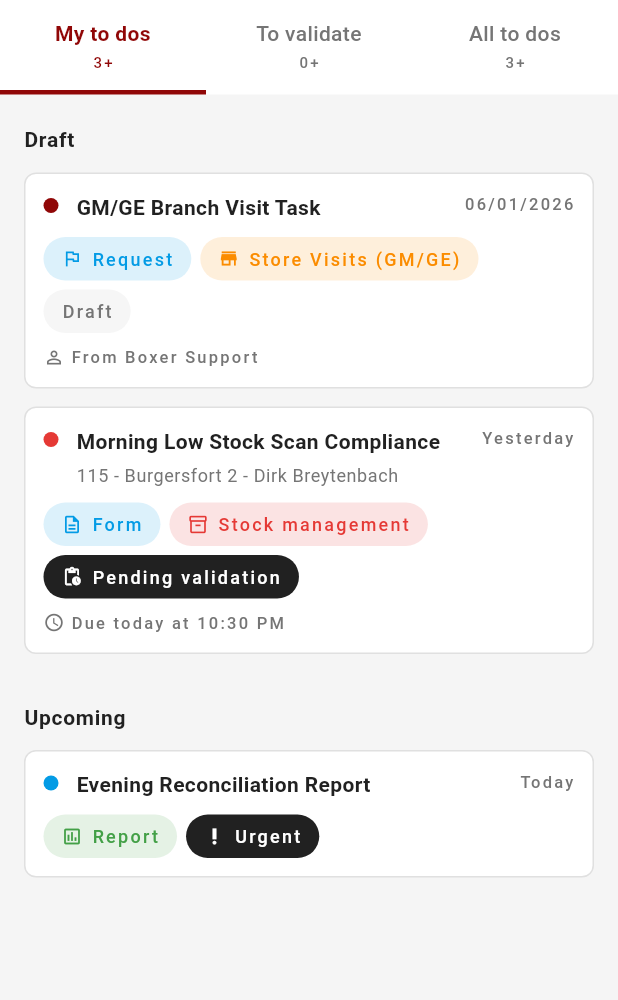
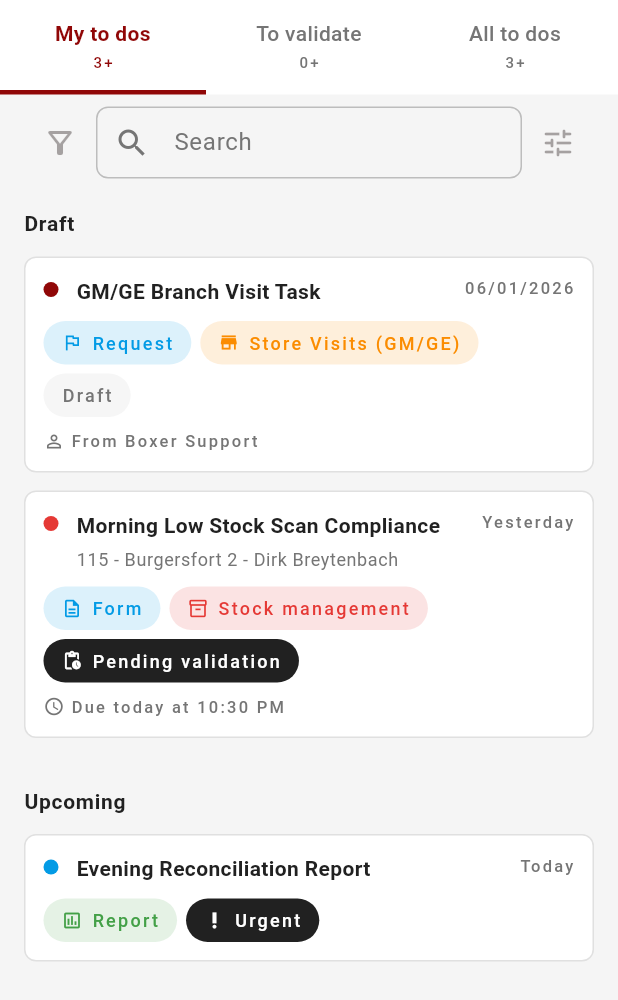
Before and after one commit to RahulHajare-Wai/boxer-mobile, a Flutter app: the TodoListWidget widget shown alone on an empty page, opened directly, on a phone screen of 412 x 824 dp. Shown: the top 1000 px of the screen. Run offline on Flutter 3.47's test engine with Material 3 defaults, Android fonts, the phone set to English and light mode, and no system bars; our stand-ins replace dio, drift, equatable, flutter_bloc, get_it; accounts and stored records are empty; generated files the repository leaves out were written again.

Commit message:
Add todo search/filter bar and list filtering

```diff
--- a/lib/core/constants/app_strings.dart
+++ b/lib/core/constants/app_strings.dart
@@ -128,6 +128,9 @@ class AppStrings {
   static const String todoSectionUpcoming = 'Upcoming';
   static const String todoAddComingSoon =
       'Add new todo functionality coming soon!';
+    static const String todoSearchHint = 'Search';
+    static const String todoFilter = 'Filter';
+    static const String todoSort = 'Sort';
 
   // Todo badges
   static const String todoBadgeRequest = 'Request';
--- a/lib/features/todo/presentation/widgets/todo_list_widget.dart
+++ b/lib/features/todo/presentation/widgets/todo_list_widget.dart
@@ -1,6 +1,7 @@
 import 'package:flutter/material.dart';
 import '../../data/models/todo_model.dart';
 import '../../../../../core/constants/app_strings.dart';
+import 'todo_search_filter_bar_widget.dart';
 import 'todo_tabs_widget.dart';
 import 'todo_section_widget.dart';
 
@@ -14,6 +15,18 @@ class TodoListWidget extends StatefulWidget {
 class _TodoListWidgetState extends State<TodoListWidget> {
   int _selectedTabIndex = 0;
   final List<TodoModel> _todos = TodoModel.getSampleTodos();
+  String _searchQuery = '';
+
+  List<TodoModel> get _filteredTodos {
+    final q = _searchQuery.trim().toLowerCase();
+    if (q.isEmpty) return _todos;
+
+    return _todos.where((t) {
+      final title = t.title.toLowerCase();
+      final subtitle = (t.subtitle ?? '').toLowerCase();
+      return title.contains(q) || subtitle.contains(q);
+    }).toList();
+  }
 
   @override
   Widget build(BuildContext context) {
@@ -29,7 +42,15 @@ class _TodoListWidgetState extends State<TodoListWidget> {
           },
           tabCounts: {0: _todos.length, 1: 0, 2: _todos.length},
         ),
-        const SizedBox(height: 8),
+        TodoSearchFilterBarWidget(
+          onSearchChanged: (value) {
+            setState(() {
+              _searchQuery = value;
+            });
+          },
+          onFilterPressed: null,
+          onSortPressed: null,
+        ),
         // Todo sections
         Expanded(
           child: SingleChildScrollView(
@@ -38,7 +59,7 @@ class _TodoListWidgetState extends State<TodoListWidget> {
                 // Draft section
                 TodoSectionWidget(
                   sectionTitle: AppStrings.todoSectionDraft,
-                  todos: _todos
+                  todos: _filteredTodos
                       .where((t) => t.section == TodoModel.sectionDraft)
                       .toList(),
                   onItemTap: () {},
@@ -46,7 +67,7 @@ class _TodoListWidgetState extends State<TodoListWidget> {
                 // Upcoming section
                 TodoSectionWidget(
                   sectionTitle: AppStrings.todoSectionUpcoming,
-                  todos: _todos
+                  todos: _filteredTodos
                       .where((t) => t.section == TodoModel.sectionUpcoming)
                       .toList(),
                   onItemTap: () {},
--- /dev/null
+++ b/lib/features/todo/presentation/widgets/todo_search_filter_bar_widget.dart
@@ -0,0 +1,61 @@
+import 'package:flutter/material.dart';
+
+import '../../../../../core/config/app_colors.dart';
+import '../../../../../core/constants/app_strings.dart';
+
+class TodoSearchFilterBarWidget extends StatelessWidget {
+  final ValueChanged<String>? onSearchChanged;
+  final VoidCallback? onFilterPressed;
+  final VoidCallback? onSortPressed;
+
+  const TodoSearchFilterBarWidget({
+    super.key,
+    this.onSearchChanged,
+    this.onFilterPressed,
+    this.onSortPressed,
+  });
+
+  @override
+  Widget build(BuildContext context) {
+    return Padding(
+      padding: const EdgeInsets.symmetric(horizontal: 16, vertical: 8),
+      child: Row(
+        children: [
+          IconButton(
+            onPressed: onFilterPressed,
+            tooltip: AppStrings.todoFilter,
+            icon: const Icon(Icons.filter_alt_outlined),
+            color: AppColors.textSecondary,
+          ),
+          Expanded(
+            child: TextField(
+              onChanged: onSearchChanged,
+              decoration: InputDecoration(
+                hintText: AppStrings.todoSearchHint,
+                prefixIcon: const Icon(Icons.search),
+                prefixIconColor: AppColors.textSecondary,
+                hintStyle: const TextStyle(color: AppColors.textSecondary),
+                filled: true,
+                fillColor: AppColors.background,
+                contentPadding: const EdgeInsets.symmetric(
+                  horizontal: 12,
+                  vertical: 12,
+                ),
+                border: OutlineInputBorder(
+                  borderRadius: BorderRadius.circular(8),
+                  borderSide: BorderSide.none,
+                ),
+              ),
+            ),
+          ),
+          IconButton(
+            onPressed: onSortPressed,
+            tooltip: AppStrings.todoSort,
+            icon: const Icon(Icons.tune_rounded),
+            color: AppColors.textSecondary,
+          ),
+        ],
+      ),
+    );
+  }
+}
```
